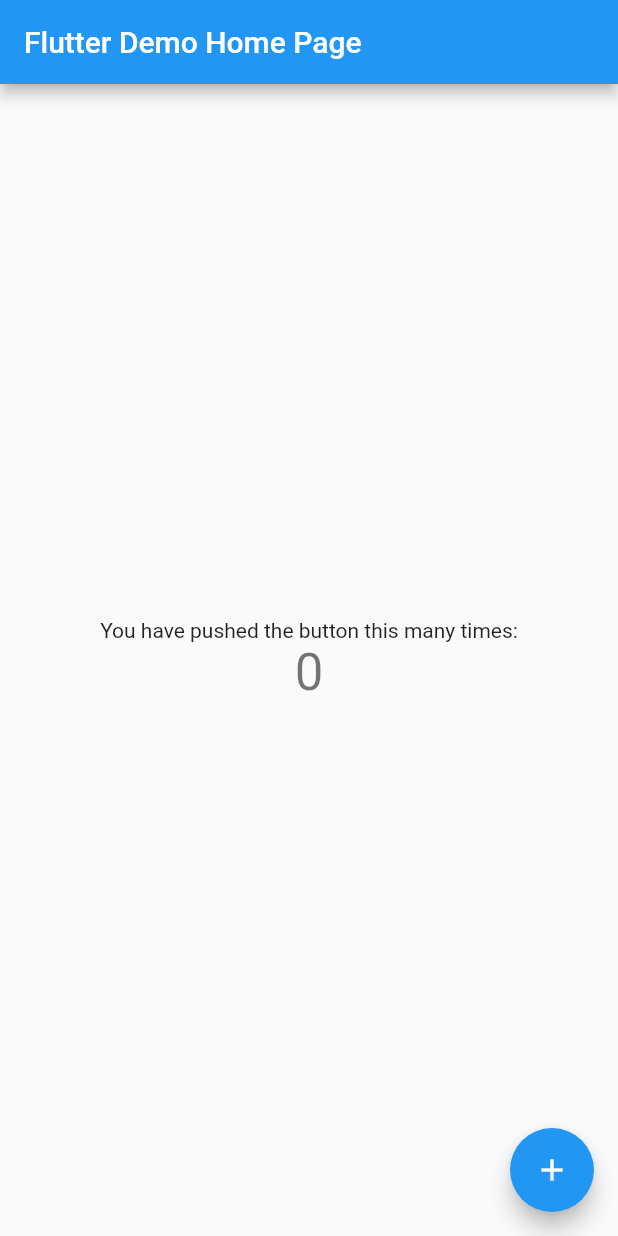
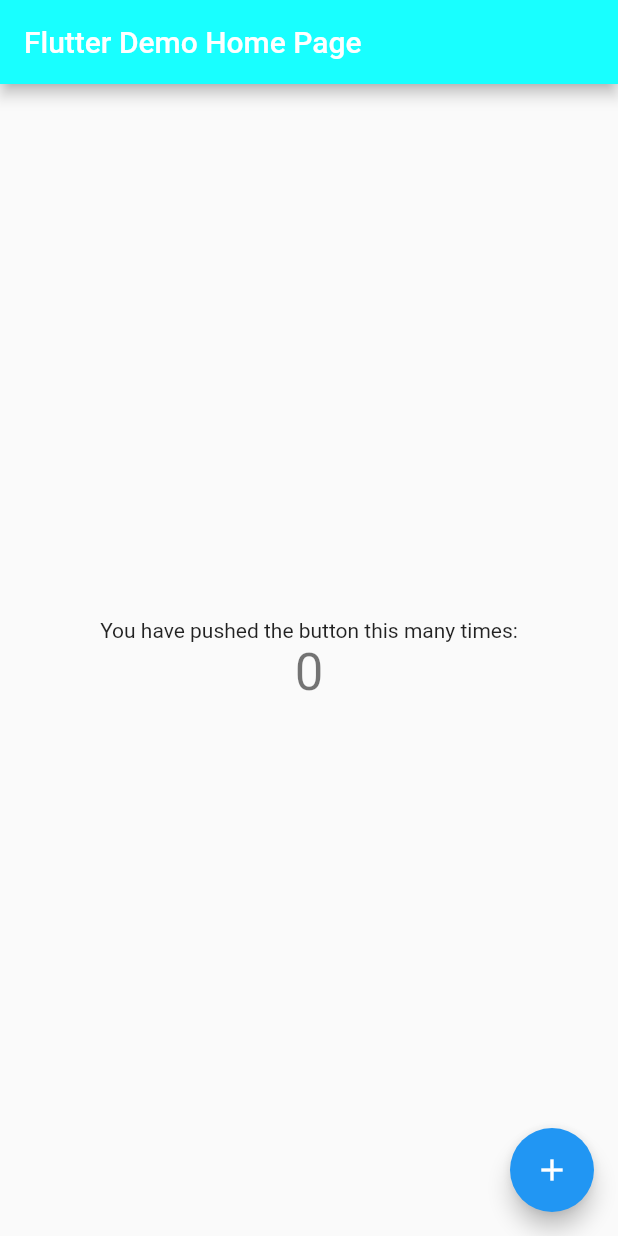
Before and after one commit to zansangeeth/Corona_App, a Flutter app: the screen it shows after launch, on a phone screen of 412 x 824 dp. Run offline on Flutter 3.47's test engine with Material 2 defaults, Android fonts, the phone set to English and light mode, and no system bars.

Commit message:
change color for app bar

```diff
--- a/lib/main.dart
+++ b/lib/main.dart
@@ -67,6 +67,7 @@ class _MyHomePageState extends State<MyHomePage> {
     // than having to individually change instances of widgets.
     return Scaffold(
       appBar: AppBar(
+        backgroundColor: Colors.cyanAccent,
         // Here we take the value from the MyHomePage object that was created by
         // the App.build method, and use it to set our appbar title.
         title: Text(widget.title),
```
